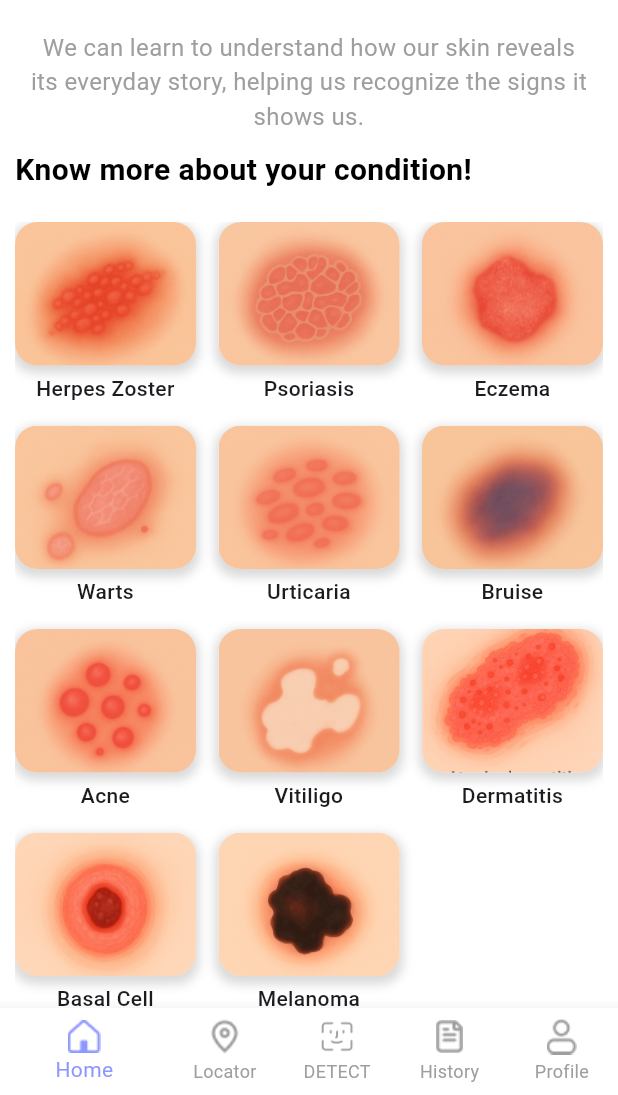
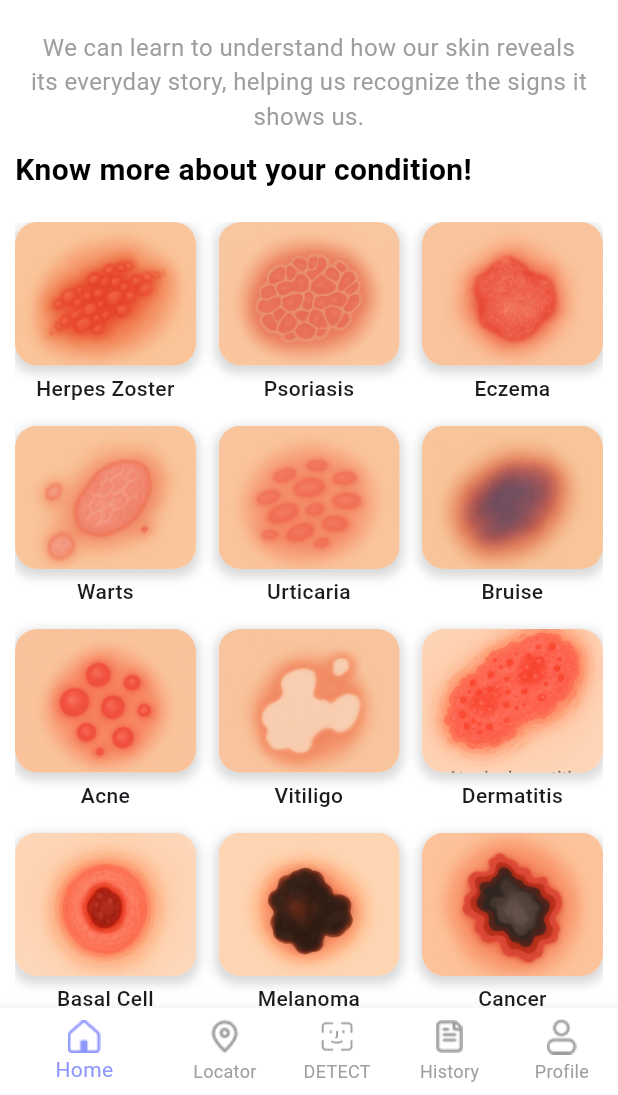
Before and after one commit to elsheikh33/derma_scan, a Flutter app: the MainPage screen opened by its route, on a phone screen of 412 x 824 dp, the part 141-1236 px from its top. Run offline on Flutter 3.47's test engine with Material 3 defaults, Android fonts, the phone set to English and light mode, and no system bars; our stand-ins replace animated_text_kit, cloud_firestore, connectivity_plus, firebase_auth, firebase_core, fluttertoast and 3 more; accounts and stored records are empty; network calls fail.

Commit message:
added new stuff

```diff
--- a/lib/DiseasesDescription/CancerDisease.dart
+++ b/lib/DiseasesDescription/CancerDisease.dart
@@ -14,7 +14,7 @@ class CancerPage extends StatelessWidget {
           crossAxisAlignment: CrossAxisAlignment.start,
           children: [
             Image.asset(
-              'assets/cancerImage.png', // Replace with your image path
+              'assets/CancerDisease.png',
               height: 250,
               width: double.infinity,
               fit: BoxFit.cover,
--- a/lib/main.dart
+++ b/lib/main.dart
@@ -2,6 +2,7 @@ import 'package:firebase_core/firebase_core.dart';
 import 'package:flutter/material.dart';
 import 'package:get/get.dart';
 import 'package:grad/DiseasesDescription/AcneDisease.dart';
+import 'package:grad/DiseasesDescription/CancerDisease.dart';
 import 'package:grad/DiseasesDescription/EczemaDisease.dart';
 import 'package:grad/DiseasesDescription/HerpsDisease.dart';
 import 'package:grad/DiseasesDescription/PsoriasisDisease.dart';
@@ -84,6 +85,7 @@ class MyApp extends StatelessWidget {
         'atopic_dermatitis': (context) => AtopicDermatitisPage(),
         'basal_cell_carcinoma': (context) => BasalCellCarcinomaPage(),
         'melanoma': (context) => MelanomaPage(),
+        'cancer':(context)=>CancerPage()
       }
     );
   }
--- a/lib/screens/DetectNow_page.dart
+++ b/lib/screens/DetectNow_page.dart
@@ -137,7 +137,7 @@ and don't write the word(detection report) at the beginning
                 borderRadius: BorderRadius.circular(20),
                 child: Image.memory(
                   base64Decode(widget.annotatedImageBase64!),
-                  height: 180,
+                  height: 350,
                   width: double.infinity,
                   fit: BoxFit.cover,
                 ),
--- a/lib/screens/Main_page.dart
+++ b/lib/screens/Main_page.dart
@@ -137,7 +137,7 @@ class DiseaseGridView extends StatelessWidget {
     {'name': 'Dermatitis', 'image': 'assets/atopic_dermatitis.png'},
     {'name': 'Basal Cell', 'image': 'assets/BasalCellCarcinomaImage.png'},
     {'name': 'Melanoma', 'image': 'assets/melanomaImage.png'},
-
+    {'name': 'Cancer', 'image': 'assets/CancerDisease.png'},
   ];
 
   @override
@@ -202,6 +202,9 @@ class DiseaseGridView extends StatelessWidget {
                       case 'Melanoma':
                         routeName = 'melanoma';
                         break;
+                      case 'Cancer':
+                        routeName = 'cancer';
+                        break;
                       default:
                         routeName = '';
                     }
```
